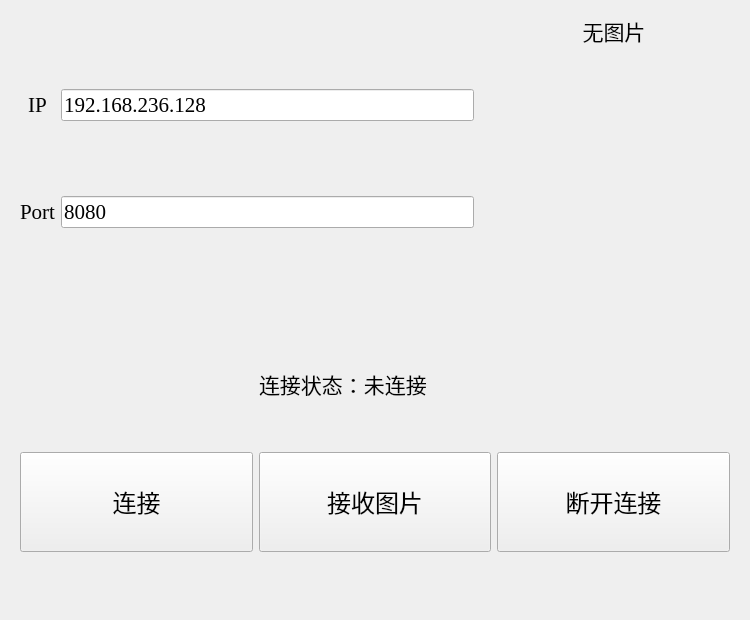
The window that widget.ui (DavidingPlus/graphics-display-terminal) describes before a commit, drawn with Qt 5.
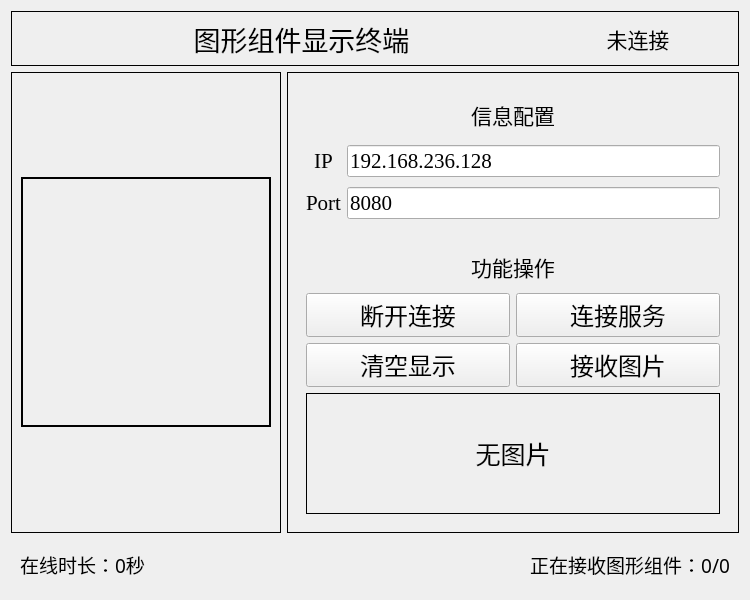
The same window after the commit. Icons and pictures are not drawn.

The edit to the form file:
```diff
--- a/widget.ui
+++ b/widget.ui
@@ -7,63 +7,124 @@
     <x>0</x>
     <y>0</y>
     <width>750</width>
-    <height>620</height>
+    <height>600</height>
    </rect>
   </property>
+  <property name="sizePolicy">
+   <sizepolicy hsizetype="Preferred" vsizetype="Preferred">
+    <horstretch>0</horstretch>
+    <verstretch>0</verstretch>
+   </sizepolicy>
+  </property>
   <property name="windowTitle">
    <string>Widget</string>
   </property>
-  <layout class="QGridLayout" name="gridLayout_4">
-   <item row="0" column="0">
+  <property name="windowIcon">
+   <iconset resource="res.qrc">
+    <normaloff>:/res/lark-logo.png</normaloff>:/res/lark-logo.png</iconset>
+  </property>
+  <layout class="QGridLayout" name="gridLayout_5">
+   <item row="0" column="0" colspan="2">
+    <widget class="QFrame" name="frameUp">
+     <property name="maximumSize">
+      <size>
+       <width>16777215</width>
+       <height>55</height>
+      </size>
+     </property>
+     <property name="frameShape">
+      <enum>QFrame::Box</enum>
+     </property>
+     <layout class="QHBoxLayout" name="horizontalLayout">
+      <item>
+       <widget class="QLabel" name="titleLabel">
+        <property name="maximumSize">
+         <size>
+          <width>16777215</width>
+          <height>35</height>
+         </size>
+        </property>
+        <property name="font">
+         <font>
+          <family>楷体</family>
+          <pointsize>20</pointsize>
+         </font>
+        </property>
+        <property name="frameShape">
+         <enum>QFrame::NoFrame</enum>
+        </property>
+        <property name="text">
+         <string>图形组件显示终端</string>
+        </property>
+        <property name="alignment">
+         <set>Qt::AlignCenter</set>
+        </property>
+       </widget>
+      </item>
+      <item>
+       <widget class="QLabel" name="isConnectedLabel">
+        <property name="maximumSize">
+         <size>
+          <width>100</width>
+          <height>35</height>
+         </size>
+        </property>
+        <property name="font">
+         <font>
+          <family>楷体</family>
+          <pointsize>16</pointsize>
+         </font>
+        </property>
+        <property name="text">
+         <string>未连接</string>
+        </property>
+        <property name="alignment">
+         <set>Qt::AlignCenter</set>
+        </property>
+       </widget>
+      </item>
+      <item>
+       <widget class="QLabel" name="isConnectedPicLabel">
+        <property name="maximumSize">
+         <size>
+          <width>35</width>
+          <height>35</height>
+         </size>
+        </property>
+        <property name="text">
+         <string/>
+        </property>
+        <property name="pixmap">
+         <pixmap resource="res.qrc">:/res/unConnected.png</pixmap>
+        </property>
+        <property name="alignment">
+         <set>Qt::AlignCenter</set>
+        </property>
+       </widget>
+      </item>
+     </layout>
+    </widget>
+   </item>
+   <item row="1" column="1">
+    <widget class="QFrame" name="frameMidRight">
+     <property name="frameShape">
+      <enum>QFrame::Box</enum>
+     </property>
     <layout class="QGridLayout" name="gridLayout_3">
-     <item row="1" column="1">
-      <widget class="QLabel" name="picLabel">
-       <property name="enabled">
-        <bool>true</bool>
-       </property>
-       <property name="sizePolicy">
-        <sizepolicy hsizetype="Fixed" vsizetype="Fixed">
-         <horstretch>0</horstretch>
-         <verstretch>0</verstretch>
-        </sizepolicy>
-       </property>
-       <property name="minimumSize">
-        <size>
-         <width>250</width>
-         <height>250</height>
-        </size>
-       </property>
-       <property name="maximumSize">
-        <size>
-         <width>250</width>
-         <height>250</height>
-        </size>
-       </property>
-       <property name="text">
-        <string/>
-       </property>
-      </widget>
-     </item>
-     <item row="0" column="0" rowspan="2">
-      <widget class="QWidget" name="widget" native="true">
-       <property name="minimumSize">
-        <size>
-         <width>250</width>
-         <height>250</height>
-        </size>
-       </property>
+      <item row="0" column="0">
+       <widget class="QFrame" name="frameMidRightUp">
        <property name="maximumSize">
         <size>
          <width>16777215</width>
-         <height>16777215</height>
-        </size>
-       </property>
-       <property name="layoutDirection">
-        <enum>Qt::LeftToRight</enum>
+          <height>150</height>
+         </size>
+        </property>
+        <property name="frameShape">
+         <enum>QFrame::NoFrame</enum>
        </property>
        <layout class="QGridLayout" name="gridLayout">
-        <item row="1" column="0">
-         <widget class="QLabel" name="portLabel">
+         <item row="1" column="1">
+          <widget class="QLineEdit" name="IPEdit">
           <property name="font">
            <font>
             <family>Times New Roman</family>
@@ -71,14 +132,11 @@
            </font>
           </property>
           <property name="text">
-           <string>Port</string>
-          </property>
-          <property name="alignment">
-           <set>Qt::AlignCenter</set>
+            <string>192.168.236.128</string>
           </property>
          </widget>
         </item>
-        <item row="0" column="0">
+         <item row="1" column="0">
          <widget class="QLabel" name="IPLabel">
           <property name="font">
            <font>
@@ -94,7 +152,7 @@
           </property>
          </widget>
         </item>
-        <item row="1" column="1">
+         <item row="2" column="1">
          <widget class="QLineEdit" name="portEdit">
           <property name="font">
            <font>
@@ -107,8 +165,8 @@
           </property>
          </widget>
         </item>
-        <item row="0" column="1">
-         <widget class="QLineEdit" name="IPEdit">
+         <item row="2" column="0">
+          <widget class="QLabel" name="portLabel">
           <property name="font">
            <font>
             <family>Times New Roman</family>
@@ -116,19 +174,19 @@
            </font>
           </property>
           <property name="text">
-           <string>192.168.236.128</string>
-          </property>
-         </widget>
-        </item>
-       </layout>
-      </widget>
-     </item>
-     <item row="0" column="1">
-      <widget class="QLabel" name="picNameLabel">
+            <string>Port</string>
+           </property>
+           <property name="alignment">
+            <set>Qt::AlignCenter</set>
+           </property>
+          </widget>
+         </item>
+         <item row="0" column="0" colspan="2">
+          <widget class="QLabel" name="infoLabel">
        <property name="maximumSize">
         <size>
-         <width>250</width>
-         <height>16777215</height>
+             <width>16777215</width>
+             <height>40</height>
         </size>
        </property>
        <property name="font">
@@ -138,7 +196,7 @@
         </font>
        </property>
        <property name="text">
-        <string>无图片</string>
+            <string>信息配置</string>
        </property>
        <property name="alignment">
         <set>Qt::AlignCenter</set>
@@ -146,16 +204,20 @@
       </widget>
      </item>
     </layout>
+       </widget>
    </item>
    <item row="1" column="0">
-    <widget class="QWidget" name="widget_2" native="true">
+       <widget class="QFrame" name="frameMidRightDown">
+        <property name="frameShape">
+         <enum>QFrame::NoFrame</enum>
+        </property>
      <layout class="QGridLayout" name="gridLayout_2">
-      <item row="1" column="0">
+         <item row="1" column="1">
        <widget class="QPushButton" name="connectBtn">
         <property name="minimumSize">
          <size>
           <width>0</width>
-          <height>100</height>
+             <height>0</height>
          </size>
         </property>
         <property name="font">
@@ -165,16 +227,35 @@
          </font>
         </property>
         <property name="text">
-         <string>连接</string>
+            <string>连接服务</string>
         </property>
        </widget>
       </item>
-      <item row="1" column="1">
+         <item row="2" column="0">
+          <widget class="QPushButton" name="clearBtn">
+           <property name="minimumSize">
+            <size>
+             <width>0</width>
+             <height>0</height>
+            </size>
+           </property>
+           <property name="font">
+            <font>
+             <family>楷体</family>
+             <pointsize>18</pointsize>
+            </font>
+           </property>
+           <property name="text">
+            <string>清空显示</string>
+           </property>
+          </widget>
+         </item>
+         <item row="2" column="1">
        <widget class="QPushButton" name="recvPicBtn">
         <property name="minimumSize">
          <size>
           <width>0</width>
-          <height>100</height>
+             <height>0</height>
          </size>
         </property>
         <property name="font">
@@ -188,12 +269,12 @@
         </property>
        </widget>
       </item>
-      <item row="1" column="2">
+         <item row="1" column="0">
        <widget class="QPushButton" name="disconnectBtn">
         <property name="minimumSize">
          <size>
           <width>0</width>
-          <height>100</height>
+             <height>0</height>
          </size>
         </property>
         <property name="font">
@@ -207,12 +288,37 @@
         </property>
        </widget>
       </item>
-      <item row="0" column="1">
-       <widget class="QLabel" name="isConnectedLabel">
+         <item row="3" column="0" colspan="2">
+          <widget class="QLabel" name="picNameLabel">
         <property name="maximumSize">
          <size>
           <width>16777215</width>
-          <height>30</height>
+             <height>16777215</height>
+            </size>
+           </property>
+           <property name="font">
+            <font>
+             <family>楷体</family>
+             <pointsize>19</pointsize>
+            </font>
+           </property>
+           <property name="frameShape">
+            <enum>QFrame::Box</enum>
+           </property>
+           <property name="text">
+            <string>无图片</string>
+           </property>
+           <property name="alignment">
+            <set>Qt::AlignCenter</set>
+           </property>
+          </widget>
+         </item>
+         <item row="0" column="0" colspan="2">
+          <widget class="QLabel" name="functionLabel">
+           <property name="maximumSize">
+            <size>
+             <width>16777215</width>
+             <height>40</height>
          </size>
         </property>
         <property name="font">
@@ -222,8 +328,11 @@
          </font>
         </property>
         <property name="text">
-         <string>连接状态：未连接</string>
-        </property>
+            <string>功能操作</string>
+           </property>
+           <property name="alignment">
+            <set>Qt::AlignCenter</set>
+           </property>
        </widget>
       </item>
      </layout>
@@ -231,6 +340,95 @@
    </item>
   </layout>
  </widget>
- <resources/>
+   </item>
+   <item row="1" column="0">
+    <widget class="QFrame" name="frameMidLeft">
+     <property name="frameShape">
+      <enum>QFrame::Box</enum>
+     </property>
+     <layout class="QGridLayout" name="gridLayout_4">
+      <item row="1" column="0">
+       <widget class="QLabel" name="picLabel">
+        <property name="enabled">
+         <bool>true</bool>
+        </property>
+        <property name="sizePolicy">
+         <sizepolicy hsizetype="Fixed" vsizetype="Fixed">
+          <horstretch>0</horstretch>
+          <verstretch>0</verstretch>
+         </sizepolicy>
+        </property>
+        <property name="minimumSize">
+         <size>
+          <width>250</width>
+          <height>250</height>
+         </size>
+        </property>
+        <property name="maximumSize">
+         <size>
+          <width>250</width>
+          <height>250</height>
+         </size>
+        </property>
+        <property name="frameShape">
+         <enum>QFrame::WinPanel</enum>
+        </property>
+        <property name="frameShadow">
+         <enum>QFrame::Plain</enum>
+        </property>
+        <property name="text">
+         <string/>
+        </property>
+       </widget>
+      </item>
+     </layout>
+    </widget>
+   </item>
+   <item row="2" column="0" colspan="2">
+    <widget class="QFrame" name="frameDown">
+     <property name="maximumSize">
+      <size>
+       <width>16777215</width>
+       <height>50</height>
+      </size>
+     </property>
+     <layout class="QHBoxLayout" name="horizontalLayout_2">
+      <item>
+       <widget class="QLabel" name="timeLabel">
+        <property name="font">
+         <font>
+          <family>楷体</family>
+          <pointsize>14</pointsize>
+         </font>
+        </property>
+        <property name="text">
+         <string>在线时长：0秒</string>
+        </property>
+       </widget>
+      </item>
+      <item>
+       <widget class="QLabel" name="processLabel">
+        <property name="font">
+         <font>
+          <family>楷体</family>
+          <pointsize>14</pointsize>
+         </font>
+        </property>
+        <property name="text">
+         <string>正在接收图形组件：0/0</string>
+        </property>
+        <property name="alignment">
+         <set>Qt::AlignRight|Qt::AlignTrailing|Qt::AlignVCenter</set>
+        </property>
+       </widget>
+      </item>
+     </layout>
+    </widget>
+   </item>
+  </layout>
+ </widget>
+ <resources>
+  <include location="res.qrc"/>
+ </resources>
  <connections/>
 </ui>
```
Lines whose indentation alone changed are shown as unchanged.
